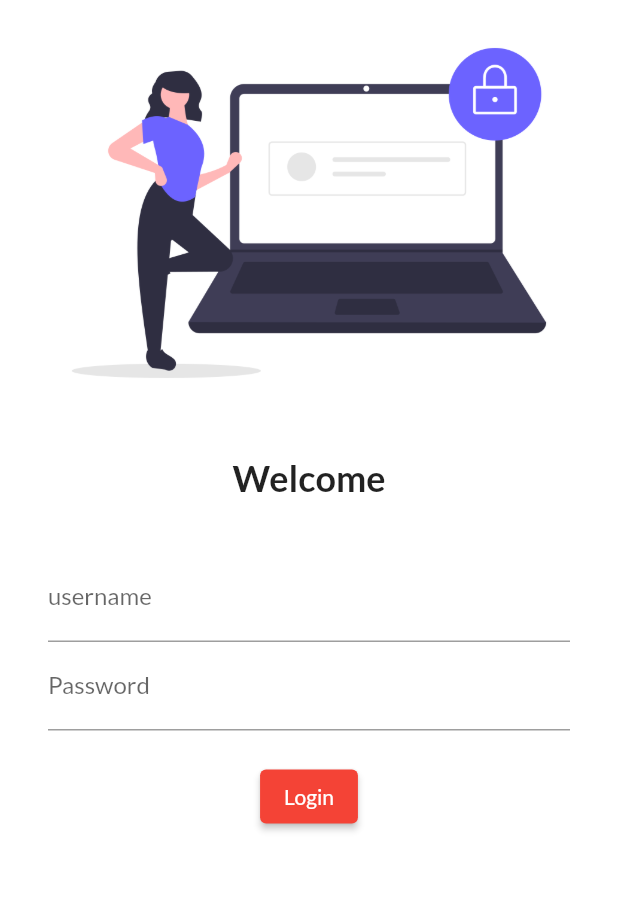
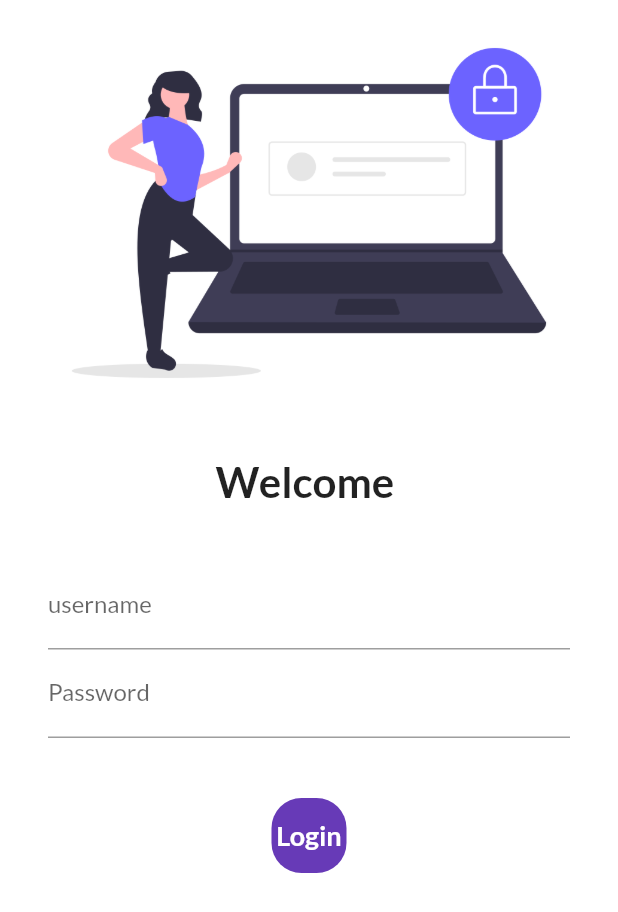
Before and after one commit to lodhik9/Flutter-Catalog, a Flutter app: the screen it shows after launch, after a tap on "Login", on a phone screen of 412 x 824 dp. Shown: the top 912 px of the screen. Run offline on Flutter 3.47's test engine with Material 2 defaults, Android fonts, the phone set to English and light mode, and no system bars; our stand-ins replace google_fonts.

Commit message:
Day 6 completed

```diff
--- a/lib/main.dart
+++ b/lib/main.dart
@@ -1,5 +1,6 @@
 import 'package:flutter/material.dart';
 import 'package:flutter_catalog/pages/login_page.dart';
+import 'package:flutter_catalog/utils/routes.dart';
 import 'package:google_fonts/google_fonts.dart';
 
 import 'pages/home_page.dart';
@@ -16,16 +17,16 @@ class MyApp extends StatelessWidget {
     return MaterialApp(
       themeMode: ThemeMode.light,
       theme: ThemeData(
-        primarySwatch: Colors.red,
+        primarySwatch: Colors.deepPurple,
         fontFamily: GoogleFonts.lato().fontFamily,
       ),
-      darkTheme: ThemeData(
-          brightness: Brightness.dark, primarySwatch: Colors.deepPurple),
+      darkTheme:
+          ThemeData(brightness: Brightness.dark, primarySwatch: Colors.red),
       initialRoute: "/login",
       routes: {
         "/": (context) => HomePage(),
-        "/home": (context) => LoginPage(),
-        "/login": (context) => LoginPage()
+        MyRoutes.homeRoute: (context) => HomePage(),
+        MyRoutes.loginRoute: (context) => LoginPage()
       },
     );
   }
--- a/lib/pages/home_page.dart
+++ b/lib/pages/home_page.dart
@@ -1,4 +1,5 @@
 import 'package:flutter/material.dart';
+import 'package:flutter_catalog/utils/routes.dart';
 
 class HomePage extends StatelessWidget {
   final int days = 30;
@@ -11,8 +12,22 @@ class HomePage extends StatelessWidget {
         title: Text("Catalog app"),
       ),
       body: Center(
-        child: Container(
-          child: Text("Welcome $days by $name"),
+        child: Column(
+          children: [
+            SizedBox(
+              height: 40,
+            ),
+            Text("Welcome $days by $name"),
+            SizedBox(
+              height: 40,
+            ),
+            ElevatedButton(
+                onPressed: () {
+                  Navigator.pushNamed(context, MyRoutes.loginRoute);
+                },
+                style: TextButton.styleFrom(minimumSize: Size(120, 40)),
+                child: Text("Home"))
+          ],
         ),
       ),
       drawer: Drawer(),
--- a/lib/pages/login_page.dart
+++ b/lib/pages/login_page.dart
@@ -1,10 +1,20 @@
 import 'package:flutter/material.dart';
+import 'package:flutter_catalog/utils/routes.dart';
 
-class LoginPage extends StatelessWidget {
+class LoginPage extends StatefulWidget {
+  @override
+  State<LoginPage> createState() => _LoginPageState();
+}
+
+class _LoginPageState extends State<LoginPage> {
+  String name = "";
+  bool changedButton = false;
+
   @override
   Widget build(BuildContext context) {
     return Material(
         color: Colors.white,
+        child: SingleChildScrollView(
           child: Column(
             children: [
               Image.asset(
@@ -15,19 +25,23 @@ class LoginPage extends StatelessWidget {
                 height: 20.0,
               ),
               Text(
-              "Welcome",
-              style: TextStyle(fontSize: 24, fontWeight: FontWeight.bold),
+                "Welcome $name",
+                style: TextStyle(fontSize: 28, fontWeight: FontWeight.bold),
               ),
               SizedBox(
                 height: 20.0,
               ),
               Padding(
-              padding:
-                  const EdgeInsets.symmetric(vertical: 16.0, horizontal: 32.0),
+                padding: const EdgeInsets.symmetric(
+                    vertical: 16.0, horizontal: 32.0),
                 child: Column(children: [
                   TextFormField(
                     decoration: InputDecoration(
                         hintText: "Enter UserName", labelText: "username"),
+                    onChanged: (value) {
+                      name = value;
+                      setState(() {});
+                    },
                   ),
                   TextFormField(
                     obscureText: true,
@@ -35,17 +49,43 @@ class LoginPage extends StatelessWidget {
                         hintText: "Enter Password", labelText: "Password"),
                   ),
                   SizedBox(
-                  height: 20.0,
+                    height: 40.0,
                   ),
-                ElevatedButton(
-                    onPressed: () {
-                      print("succesfully");
+                  InkWell(
+                    onTap: () {
+                      setState(() {
+                        changedButton = true;
+                      });
+                      // Navigator.pushNamed(context, MyRoutes.homeRoute);
                     },
-                    style: TextButton.styleFrom(),
-                    child: Text("Login"))
+                    child: AnimatedContainer(
+                      duration: Duration(seconds: 1),
+                      width: changedButton ? 50 : 150,
+                      height: 50,
+                      alignment: Alignment.center,
+                      decoration: BoxDecoration(
+                          color: Colors.deepPurple,
+                          borderRadius:
+                              BorderRadius.circular(changedButton ? 20 : 8)),
+                      child: Text(
+                        "Login",
+                        style: TextStyle(
+                            color: Colors.white,
+                            fontWeight: FontWeight.bold,
+                            fontSize: 18),
+                      ),
+                    ),
+                  ),
+                  // ElevatedButton(
+                  //     onPressed: () {
+                  //       Navigator.pushNamed(context, MyRoutes.homeRoute);
+                  //     },
+                  //     style: TextButton.styleFrom(minimumSize: Size(120, 40)),
+                  //     child: Text("Login"))
                 ]),
               )
             ],
+          ),
         ));
   }
 }
--- /dev/null
+++ b/lib/utils/routes.dart
@@ -0,0 +1,4 @@
+class MyRoutes {
+  static String loginRoute = "/login";
+  static String homeRoute = "/home";
+}
```
Lines whose indentation alone changed are shown as unchanged.
